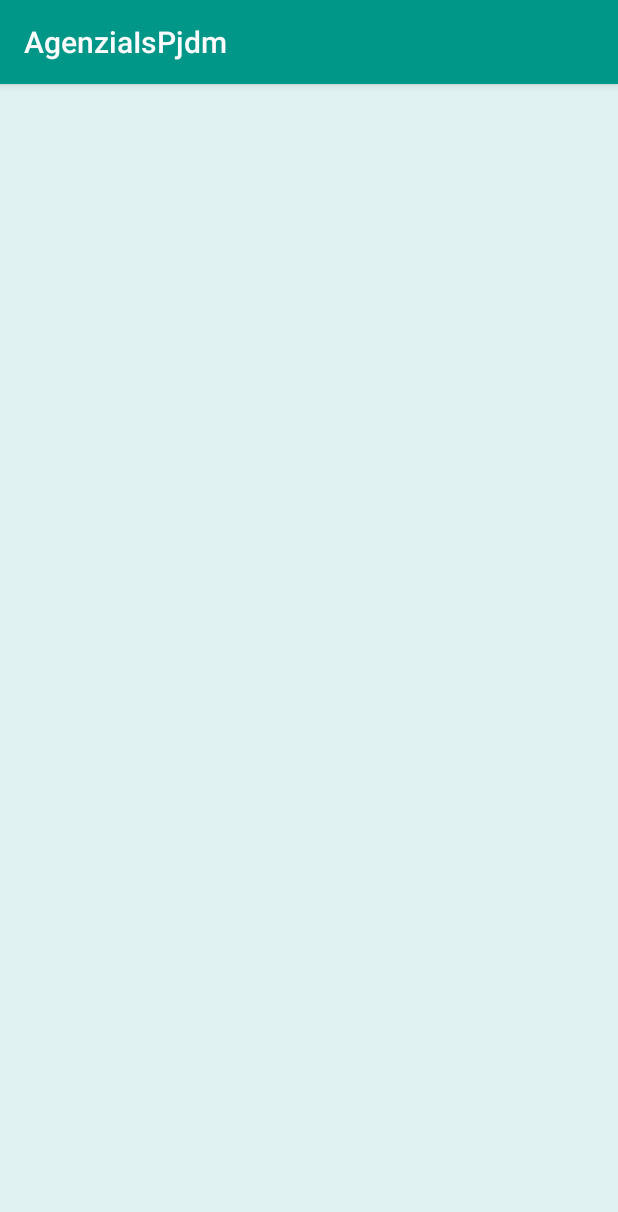
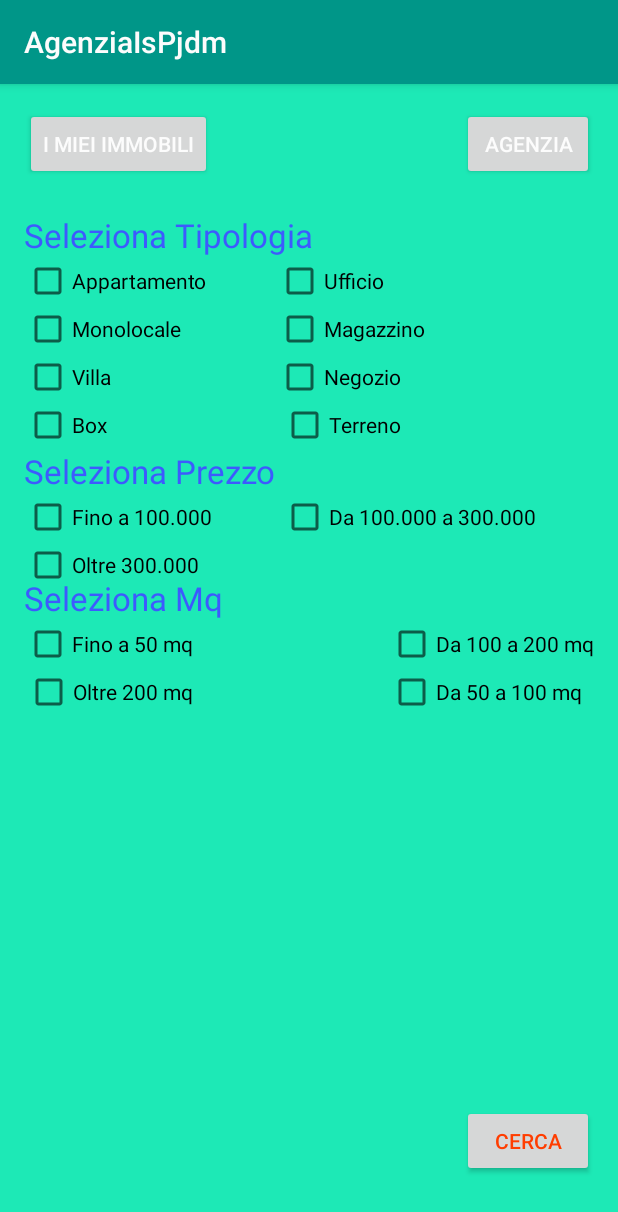
Before and after one commit to AlessandroCurreli/AgenziaIsPjdm, an Android app: the fragment SearchFragment shown on its own in the app's theme, on a phone screen of 412 x 824 dp. Shown: the top 1212 px of the screen. Run offline under Robolectric (Android 15) with nearby library versions, the phone set to English and light mode, and no system bars.

```diff
--- a/app/src/main/java/com/curdrome/agenziaispjdm/research/SearchFragment.java
+++ b/app/src/main/java/com/curdrome/agenziaispjdm/research/SearchFragment.java
@@ -18,11 +18,11 @@ import java.util.ArrayList;
 public class SearchFragment extends Fragment {
 
 
-    ArrayList<String> selection=new ArrayList<String>();
+    ArrayList<String> selection=new ArrayList<>();
 
     @Override
     public View onCreateView(LayoutInflater inflater,ViewGroup container,Bundle savedInstanceState) {
-        View viewSelection =inflater.inflate(R.layout.activity_search_main2, container, false);
+        View viewSelection =inflater.inflate(R.layout.fragment_search, container, false);
 
         return viewSelection;
     }
--- a/app/src/main/res/layout/activity_register.xml
+++ b/app/src/main/res/layout/activity_register.xml
@@ -73,6 +73,8 @@
         android:layout_width="200dp"
         android:layout_height="wrap_content"
         android:inputType="textPassword"
+        android:text=""
+        android:textColor="#ff686668"
         android:ems="10"
         android:id="@+id/password_text"
         android:layout_below="@+id/phone_text"
```
